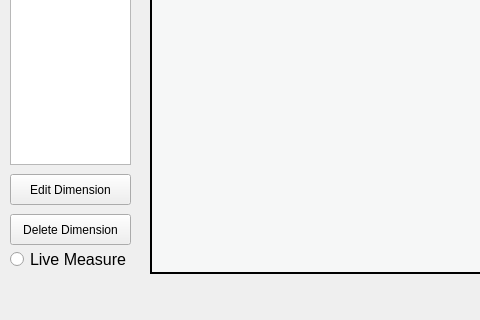
Before: the Qt Designer form Project/uiFiles/simpleCameraFeed.ui in Gulloje/Machine-Vision-Inspection, drawn with Qt 5; both pictures show x 0 to 480 and y 476 to 796 of the 1437 by 796 pixel window.
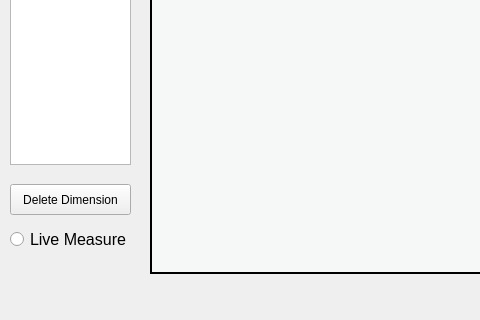
After: the same form once the commit is applied.

```diff
--- a/Project/uiFiles/simpleCameraFeed.ui
+++ b/Project/uiFiles/simpleCameraFeed.ui
@@ -87,7 +87,7 @@
     <property name="geometry">
      <rect>
       <x>10</x>
-      <y>720</y>
+      <y>700</y>
       <width>121</width>
       <height>31</height>
      </rect>
@@ -157,7 +157,7 @@
     <property name="geometry">
      <rect>
       <x>10</x>
-      <y>690</y>
+      <y>660</y>
       <width>121</width>
       <height>31</height>
      </rect>
@@ -166,19 +166,6 @@
      <string>Delete Dimension</string>
     </property>
    </widget>
-   <widget class="QPushButton" name="btnDeleteDimension_2">
-    <property name="geometry">
-     <rect>
-      <x>10</x>
-      <y>650</y>
-      <width>121</width>
-      <height>31</height>
-     </rect>
-    </property>
-    <property name="text">
-     <string>Edit Dimension</string>
-    </property>
-   </widget>
    <widget class="QRadioButton" name="radioSetDimensionMode">
     <property name="geometry">
      <rect>
```
Left out of the diff: 8 changed lines with no effect on the pictures.
